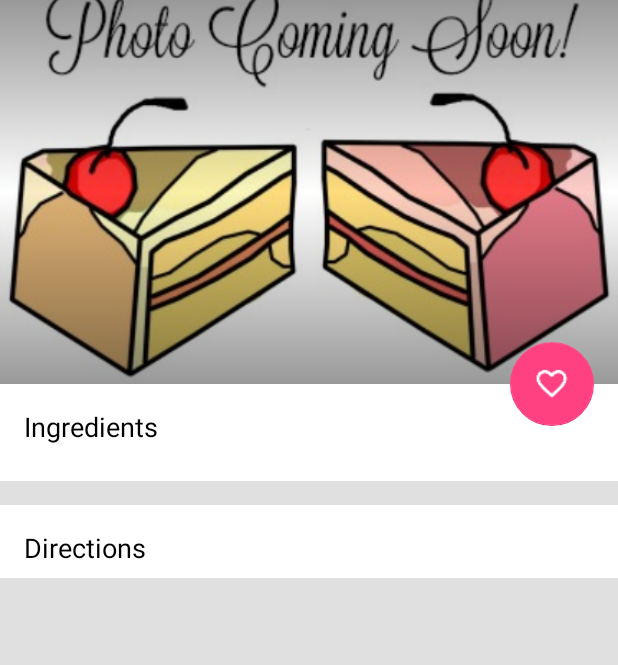
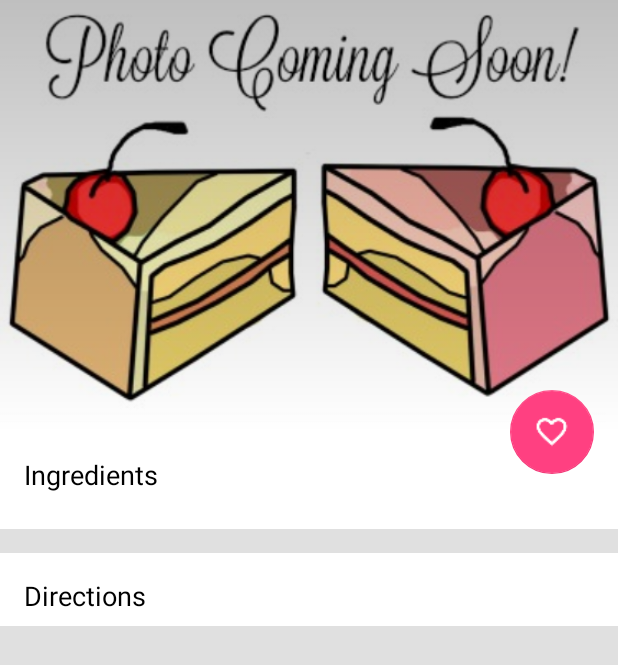
Before and after one commit to toktorio/Baking-App, an Android app: the RecipeDetailFragment screen opened directly, with no data from a screen before it, on a phone screen of 412 x 824 dp. Shown: the top 665 px of the screen. Run offline under Robolectric (Android 15) with nearby library versions, the phone set to English and light mode, and no system bars; our stand-ins replace ButterKnife, Dagger/Hilt's generated code, Picasso, Room's generated code, Timber; pictures from the network do not load; 5 statements that could not run were skipped.

Commit message:
UI design improvements

```diff
--- a/app/src/main/res/drawable/scrim_gradient.xml
+++ b/app/src/main/res/drawable/scrim_gradient.xml
@@ -4,9 +4,9 @@
 
     <gradient
         android:angle="-90"
-        android:centerColor="#4d000000"
-        android:endColor="#4d000000"
-        android:startColor="#4d000000"
+        android:centerColor="#66000000"
+        android:endColor="#66000000"
+        android:startColor="#66000000"
         android:type="linear"/>
 
 </shape>
--- a/app/src/main/res/drawable/scrim_gradient_2.xml
+++ b/app/src/main/res/drawable/scrim_gradient_2.xml
@@ -4,9 +4,7 @@
 
     <gradient
         android:angle="90"
-        android:centerColor="#00000000"
-        android:endColor="#66000000"
-        android:startColor="#66000000"
-        android:type="linear"/>
+        android:endColor="#40000000"
+        android:startColor="@android:color/transparent"/>
 
 </shape>
--- a/app/src/main/res/layout/fragment_recipe_detail.xml
+++ b/app/src/main/res/layout/fragment_recipe_detail.xml
@@ -9,7 +9,7 @@
     <android.support.design.widget.AppBarLayout
         android:id="@+id/appbar"
         android:layout_width="match_parent"
-        android:layout_height="256dp"
+        android:layout_height="288dp"
         android:fitsSystemWindows="true"
         android:theme="@style/ThemeOverlay.AppCompat.Dark.ActionBar">
 
--- a/app/src/main/res/layout/fragment_recipes.xml
+++ b/app/src/main/res/layout/fragment_recipes.xml
@@ -25,7 +25,11 @@
             android:paddingBottom="8dp"
             android:paddingLeft="4dp"
             android:paddingRight="4dp"
-            android:visibility="@{viewModel.mShowRecipesFlag ? View.VISIBLE : View.GONE}" />
+            android:visibility="@{viewModel.mShowRecipesFlag ? View.VISIBLE : View.GONE}"
+            tools:itemCount="4"
+            tools:layoutManager="android.support.v7.widget.GridLayoutManager"
+            tools:listitem="@layout/list_item_recipes"
+            tools:spanCount="2" />
 
         <ProgressBar
             android:id="@+id/loading_spinner"
--- a/app/src/main/res/layout/list_item_recipes.xml
+++ b/app/src/main/res/layout/list_item_recipes.xml
@@ -31,7 +31,7 @@
                 android:layout_width="match_parent"
                 android:layout_height="180dp"
                 android:contentDescription="@string/content_desc_recipe_image"
-                android:src="@drawable/recipe_image_placeholder" />
+                tools:src="@drawable/recipe_image_placeholder" />
 
             <FrameLayout
                 android:layout_width="match_parent"
--- a/app/src/main/res/values/styles.xml
+++ b/app/src/main/res/values/styles.xml
@@ -11,7 +11,6 @@
     <style name="Base.AppTheme.NoActionBar" parent="Base.AppTheme">
         <item name="windowActionBar">false</item>
         <item name="windowNoTitle">true</item>
-        <item name="android:windowTranslucentStatus">true</item>
     </style>
 
     <style name="AppTheme" parent="Base.AppTheme" />
```
